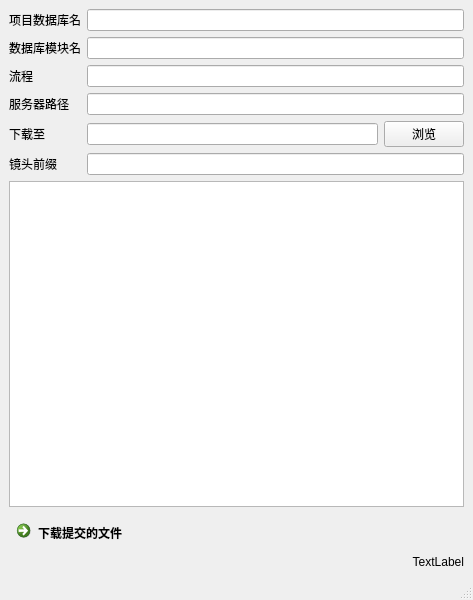
Qt form video-processing/CGTeamWorkTool/CGTeamWorkTool.ui (NateScarlet/Scripts) before a commit.
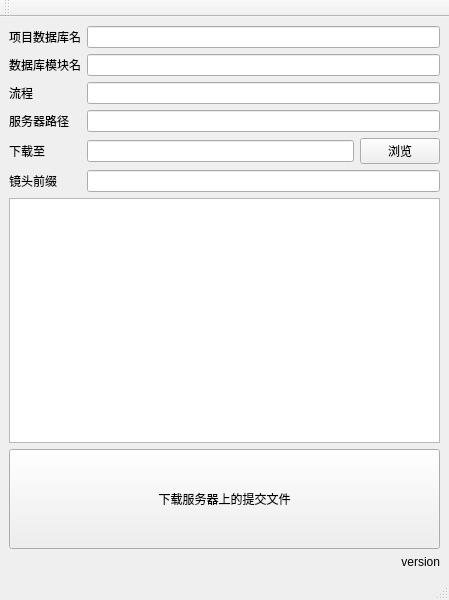
The same form after that commit.

Diff of the .ui file:
```diff
--- a/video-processing/CGTeamWorkTool/CGTeamWorkTool.ui
+++ b/video-processing/CGTeamWorkTool/CGTeamWorkTool.ui
@@ -6,7 +6,7 @@
    <rect>
     <x>0</x>
     <y>0</y>
-    <width>473</width>
+    <width>449</width>
     <height>600</height>
    </rect>
   </property>
@@ -100,16 +100,22 @@
      <widget class="QListWidget" name="listWidget"/>
     </item>
     <item>
-     <widget class="QCommandLinkButton" name="downloadButton">
+     <widget class="QPushButton" name="downloadButton">
+      <property name="minimumSize">
+       <size>
+        <width>0</width>
+        <height>100</height>
+       </size>
+      </property>
       <property name="text">
-       <string>下载提交的文件</string>
+       <string>下载服务器上的提交文件</string>
       </property>
      </widget>
     </item>
     <item>
      <widget class="QLabel" name="versionLabel">
       <property name="text">
-       <string>TextLabel</string>
+       <string>version</string>
       </property>
       <property name="alignment">
        <set>Qt::AlignRight|Qt::AlignTrailing|Qt::AlignVCenter</set>
@@ -129,6 +135,31 @@
    </property>
   </widget>
   <widget class="QStatusBar" name="statusbar"/>
+  <widget class="QToolBar" name="toolBar">
+   <property name="windowTitle">
+    <string>toolBar</string>
+   </property>
+   <attribute name="toolBarArea">
+    <enum>TopToolBarArea</enum>
+   </attribute>
+   <attribute name="toolBarBreak">
+    <bool>false</bool>
+   </attribute>
+  </widget>
+  <action name="actionDownload">
+   <property name="checkable">
+    <bool>false</bool>
+   </property>
+   <property name="checked">
+    <bool>false</bool>
+   </property>
+   <property name="text">
+    <string>下载</string>
+   </property>
+   <property name="whatsThis">
+    <string>1</string>
+   </property>
+  </action>
  </widget>
  <resources/>
  <connections/>
```
Left out of the diff: 21 changed lines with no effect on the pictures.
